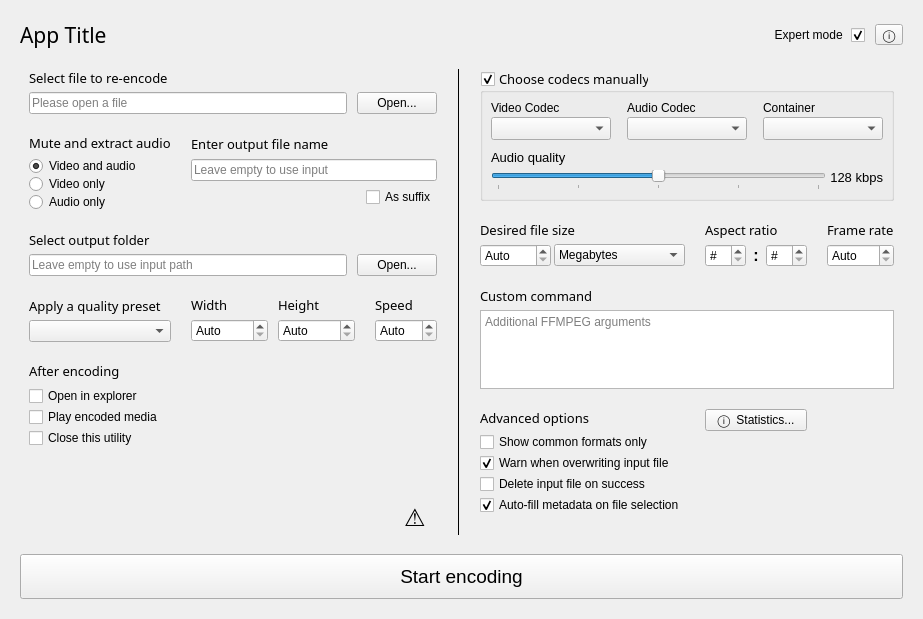
Old version of the form ui/mainwindow.ui in the repository Thurinum/simple-media-encoder.
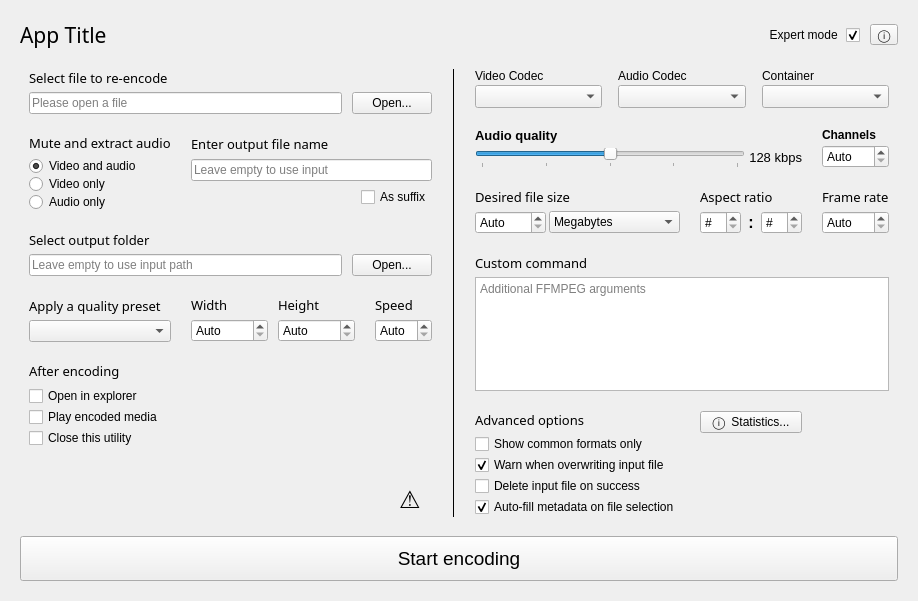
New version of the form.

Commit message: feat: Downmix audio (choose audio channels count)

What changed in the file:
```diff
--- a/ui/mainwindow.ui
+++ b/ui/mainwindow.ui
@@ -6,12 +6,12 @@
    <rect>
     <x>0</x>
     <y>0</y>
-    <width>923</width>
-    <height>619</height>
+    <width>891</width>
+    <height>601</height>
    </rect>
   </property>
   <property name="sizePolicy">
-   <sizepolicy hsizetype="Preferred" vsizetype="Preferred">
+   <sizepolicy hsizetype="Preferred" vsizetype="Minimum">
     <horstretch>0</horstretch>
     <verstretch>0</verstretch>
    </sizepolicy>
@@ -742,6 +742,9 @@
           </size>
          </property>
          <layout class="QGridLayout" name="gridLayout_10">
+          <property name="sizeConstraint">
+           <enum>QLayout::SizeConstraint::SetDefaultConstraint</enum>
+          </property>
           <property name="leftMargin">
            <number>20</number>
           </property>
@@ -757,40 +760,405 @@
           <property name="spacing">
            <number>20</number>
           </property>
-          <item row="0" column="0" rowspan="6">
-           <widget class="Line" name="sectionSeparator">
-            <property name="frameShadow">
-             <enum>QFrame::Shadow::Plain</enum>
+          <item row="2" column="2" colspan="4">
+           <layout class="QGridLayout" name="codecsLayout">
+            <property name="horizontalSpacing">
+             <number>16</number>
             </property>
-            <property name="lineWidth">
-             <number>0</number>
+            <property name="verticalSpacing">
+             <number>2</number>
             </property>
-            <property name="midLineWidth">
-             <number>1</number>
+            <item row="1" column="2">
+             <widget class="QLabel" name="label_13">
+              <property name="font">
+               <font>
+                <family>Segoe UI</family>
+                <pointsize>9</pointsize>
+                <italic>false</italic>
+                <bold>false</bold>
+               </font>
+              </property>
+              <property name="text">
+               <string>Container</string>
+              </property>
+             </widget>
+            </item>
+            <item row="1" column="0">
+             <widget class="QLabel" name="label_8">
+              <property name="font">
+               <font>
+                <family>Segoe UI</family>
+                <pointsize>9</pointsize>
+                <italic>false</italic>
+                <bold>false</bold>
+               </font>
+              </property>
+              <property name="text">
+               <string>Video Codec</string>
+              </property>
+             </widget>
+            </item>
+            <item row="1" column="1">
+             <widget class="QLabel" name="label_12">
+              <property name="font">
+               <font>
+                <family>Segoe UI</family>
+                <pointsize>9</pointsize>
+                <italic>false</italic>
+                <bold>false</bold>
+               </font>
+              </property>
+              <property name="text">
+               <string>Audio Codec</string>
+              </property>
+             </widget>
+            </item>
+            <item row="2" column="0">
+             <widget class="QComboBox" name="videoCodecComboBox">
+              <property name="font">
+               <font>
+                <family>Segoe UI</family>
+                <pointsize>10</pointsize>
+                <bold>false</bold>
+               </font>
+              </property>
+              <property name="whatsThis">
+               <string>&lt;html&gt;&lt;head/&gt;&lt;body&gt;&lt;p&gt;The &lt;span style=&quot; font-weight:700;&quot;&gt;video codec&lt;/span&gt; used. Choosing the right codec has an impact on output quality, compatibility, and compression speed. For example, at equal bitrate, a video encoded in H.265 will have noticeably less artifacts than one encoded with H.264, but it will take longer to encode and may not be supported by every app (Discord as of 2023 does not support H.265). Take note that some codecs may not be available depending on your hardware.&lt;/p&gt;&lt;/body&gt;&lt;/html&gt;</string>
+              </property>
+             </widget>
+            </item>
+            <item row="2" column="1">
+             <widget class="QComboBox" name="audioCodecComboBox">
+              <property name="font">
+               <font>
+                <family>Segoe UI</family>
+                <pointsize>10</pointsize>
+                <bold>false</bold>
+               </font>
+              </property>
+              <property name="whatsThis">
+               <string>&lt;html&gt;&lt;head/&gt;&lt;body&gt;&lt;p&gt;The &lt;span style=&quot; font-weight:700;&quot;&gt;audio codec &lt;/span&gt;used. Choosing the right codec has an impact on output quality, compatibility, and compression speed. For example, at equal bitrate, an audio encoded in OPUS will have noticeably better quality than one encoded with MP3, but it will take slightly longer to encode and may not be supported by legacy apps. Take note that some codecs may not be available depending on your hardware.&lt;/p&gt;&lt;p&gt;&lt;br/&gt;&lt;/p&gt;&lt;/body&gt;&lt;/html&gt;</string>
+              </property>
+             </widget>
+            </item>
+            <item row="2" column="2">
+             <widget class="QComboBox" name="containerComboBox">
+              <property name="font">
+               <font>
+                <family>Segoe UI</family>
+                <pointsize>10</pointsize>
+                <bold>false</bold>
+               </font>
+              </property>
+              <property name="whatsThis">
+               <string>&lt;html&gt;&lt;head/&gt;&lt;body&gt;&lt;p&gt;The &lt;span style=&quot; font-weight:700;&quot;&gt;container &lt;/span&gt;defines the format combining the video and audio codecs.&lt;/p&gt;&lt;p&gt;Take note that not all contains support all codecs or combinations of codecs!&lt;/p&gt;&lt;p&gt;If you're unsure, choose mp4.&lt;/p&gt;&lt;/body&gt;&lt;/html&gt;</string>
+              </property>
+             </widget>
+            </item>
+           </layout>
+          </item>
+          <item row="6" column="4" alignment="Qt::AlignmentFlag::AlignTop">
+           <widget class="QPushButton" name="statisticsButton">
+            <property name="font">
+             <font>
+              <bold>false</bold>
+             </font>
             </property>
-            <property name="orientation">
-             <enum>Qt::Orientation::Vertical</enum>
+            <property name="whatsThis">
+             <string>&lt;html&gt;&lt;head/&gt;&lt;body&gt;&lt;p&gt;Display &lt;span style=&quot; font-weight:700;&quot;&gt;statistics &lt;/span&gt;about the media.&lt;/p&gt;&lt;/body&gt;&lt;/html&gt;</string>
+            </property>
+            <property name="text">
+             <string>ⓘ  Statistics...</string>
             </property>
            </widget>
           </item>
-          <item row="5" column="1">
-           <spacer name="verticalSpacer_3">
-            <property name="orientation">
-             <enum>Qt::Orientation::Vertical</enum>
+          <item row="4" column="4">
+           <layout class="QGridLayout" name="aspectRatioLayout">
+            <property name="horizontalSpacing">
+             <number>7</number>
             </property>
-            <property name="sizeType">
-             <enum>QSizePolicy::Policy::Expanding</enum>
+            <property name="verticalSpacing">
+             <number>5</number>
             </property>
-            <property name="sizeHint" stdset="0">
-             <size>
-              <width>20</width>
-              <height>40</height>
-             </size>
+            <item row="0" column="0" colspan="3">
+             <widget class="QLabel" name="label_20">
+              <property name="font">
+               <font>
+                <family>Segoe UI Semibold</family>
+                <pointsize>10</pointsize>
+                <bold>false</bold>
+               </font>
+              </property>
+              <property name="text">
+               <string>Aspect ratio</string>
+              </property>
+             </widget>
+            </item>
+            <item row="1" column="0">
+             <widget class="QSpinBox" name="aspectRatioSpinBoxH">
+              <property name="whatsThis">
+               <string>&lt;html&gt;&lt;head/&gt;&lt;body&gt;&lt;p&gt;Sets the &lt;span style=&quot; font-weight:700;&quot;&gt;aspect ratio&lt;/span&gt;.&lt;/p&gt;&lt;p&gt;Note that this will override the aspect ratio defined by the &lt;span style=&quot; font-style:italic;&quot;&gt;Width &lt;/span&gt;and &lt;span style=&quot; font-style:italic;&quot;&gt;Height &lt;/span&gt;controls.&lt;/p&gt;&lt;/body&gt;&lt;/html&gt;</string>
+              </property>
+              <property name="specialValueText">
+               <string>#</string>
+              </property>
+              <property name="minimum">
+               <number>0</number>
+              </property>
+              <property name="value">
+               <number>0</number>
+              </property>
+             </widget>
+            </item>
+            <item row="1" column="1">
+             <widget class="QLabel" name="label_21">
+              <property name="font">
+               <font>
+                <family>Segoe UI</family>
+                <pointsize>12</pointsize>
+                <bold>true</bold>
+               </font>
+              </property>
+              <property name="text">
+               <string>:</string>
+              </property>
+              <property name="alignment">
+               <set>Qt::AlignmentFlag::AlignCenter</set>
+              </property>
+             </widget>
+            </item>
+            <item row="1" column="2">
+             <widget class="QSpinBox" name="aspectRatioSpinBoxV">
+              <property name="whatsThis">
+               <string>&lt;html&gt;&lt;head/&gt;&lt;body&gt;&lt;p&gt;Sets the &lt;span style=&quot; font-weight:700;&quot;&gt;aspect ratio&lt;/span&gt;.&lt;/p&gt;&lt;p&gt;Note that this will override the aspect ratio defined by the &lt;span style=&quot; font-style:italic;&quot;&gt;Width &lt;/span&gt;and &lt;span style=&quot; font-style:italic;&quot;&gt;Height &lt;/span&gt;controls.&lt;/p&gt;&lt;/body&gt;&lt;/html&gt;</string>
+              </property>
+              <property name="specialValueText">
+               <string>#</string>
+              </property>
+              <property name="minimum">
+               <number>0</number>
+              </property>
+              <property name="value">
+               <number>0</number>
+              </property>
+             </widget>
+            </item>
+           </layout>
+          </item>
+          <item row="3" column="5">
+           <layout class="QVBoxLayout" name="audioChannelLayout">
+            <property name="spacing">
+             <number>2</number>
             </property>
-           </spacer>
+            <item>
+             <widget class="QLabel" name="label_3">
+              <property name="text">
+               <string>&lt;b&gt;Channels</string>
+              </property>
+             </widget>
+            </item>
+            <item>
+             <widget class="QSpinBox" name="audioChannelCountSpinbox">
+              <property name="sizePolicy">
+               <sizepolicy hsizetype="Minimum" vsizetype="Fixed">
+                <horstretch>0</horstretch>
+                <verstretch>0</verstretch>
+               </sizepolicy>
+              </property>
+              <property name="minimumSize">
+               <size>
+                <width>0</width>
+                <height>0</height>
+               </size>
+              </property>
+              <property name="baseSize">
+               <size>
+                <width>0</width>
+                <height>0</height>
+               </size>
+              </property>
+              <property name="specialValueText">
+               <string>Auto</string>
+              </property>
+              <property name="minimum">
+               <number>0</number>
+              </property>
+              <property name="maximum">
+               <number>999</number>
+              </property>
+              <property name="value">
+               <number>0</number>
+              </property>
+             </widget>
+            </item>
+           </layout>
           </item>
-          <item row="2" column="4">
-           <layout class="QVBoxLayout" name="verticalLayout_7">
+          <item row="3" column="2" colspan="3">
+           <layout class="QGridLayout" name="audioLayout">
+            <property name="sizeConstraint">
+             <enum>QLayout::SizeConstraint::SetDefaultConstraint</enum>
+            </property>
+            <property name="horizontalSpacing">
+             <number>4</number>
+            </property>
+            <property name="verticalSpacing">
+             <number>5</number>
+            </property>
+            <item row="1" column="1">
+             <widget class="QLabel" name="audioQualityDisplayLabel">
+              <property name="sizePolicy">
+               <sizepolicy hsizetype="Preferred" vsizetype="Fixed">
+                <horstretch>0</horstretch>
+                <verstretch>0</verstretch>
+               </sizepolicy>
+              </property>
+              <property name="font">
+               <font>
+                <family>Segoe UI</family>
+                <pointsize>10</pointsize>
+                <bold>false</bold>
+               </font>
+              </property>
+              <property name="text">
+               <string>128 kbps</string>
+              </property>
+              <property name="alignment">
+               <set>Qt::AlignmentFlag::AlignRight|Qt::AlignmentFlag::AlignTop|Qt::AlignmentFlag::AlignTrailing</set>
+              </property>
+             </widget>
+            </item>
+            <item row="0" column="0">
+             <widget class="QLabel" name="label_6">
+              <property name="font">
+               <font>
+                <family>Segoe UI</family>
+                <pointsize>10</pointsize>
+                <bold>false</bold>
+               </font>
+              </property>
+              <property name="text">
+               <string>&lt;b&gt;Audio quality</string>
+              </property>
+             </widget>
+            </item>
+            <item row="1" column="0">
+             <widget class="QSlider" name="audioQualitySlider">
+              <property name="sizePolicy">
+               <sizepolicy hsizetype="Expanding" vsizetype="Fixed">
+                <horstretch>0</horstretch>
+                <verstretch>0</verstretch>
+               </sizepolicy>
+              </property>
+              <property name="whatsThis">
+               <string>&lt;html&gt;&lt;head/&gt;&lt;body&gt;&lt;p&gt;The &lt;span style=&quot; font-weight:700;&quot;&gt;constant audio bitrate&lt;/span&gt; (kbps). In general, 196kbps is considered decent quality, 128kbps passable quality and anything lower brings very noticeably loss.&lt;/p&gt;&lt;/body&gt;&lt;/html&gt;</string>
+              </property>
+              <property name="maximum">
+               <number>100</number>
+              </property>
+              <property name="singleStep">
+               <number>1</number>
+              </property>
+              <property name="value">
+               <number>50</number>
+              </property>
+              <property name="orientation">
+               <enum>Qt::Orientation::Horizontal</enum>
+              </property>
+              <property name="invertedControls">
+               <bool>false</bool>
+              </property>
+              <property name="tickPosition">
+               <enum>QSlider::TickPosition::TicksBelow</enum>
+              </property>
+              <property name="tickInterval">
+               <number>25</number>
+              </property>
+             </widget>
+            </item>
+           </layout>
+          </item>
+          <item row="4" column="2" colspan="2">
+           <layout class="QGridLayout" name="fileSizeLayout">
+            <property name="horizontalSpacing">
+             <number>3</number>
+            </property>
+            <property name="verticalSpacing">
+             <number>5</number>
+            </property>
+            <item row="0" column="0" colspan="2">
+             <widget class="QLabel" name="label_4">
+              <property name="font">
+               <font>
+                <family>Segoe UI Semibold</family>
+                <pointsize>10</pointsize>
+                <bold>false</bold>
+               </font>
+              </property>
+              <property name="text">
+               <string>Desired file size</string>
+              </property>
+             </widget>
+            </item>
+            <item row="1" column="1">
+             <widget class="QComboBox" name="fileSizeUnitComboBox">
+              <property name="sizePolicy">
+               <sizepolicy hsizetype="Minimum" vsizetype="Fixed">
+                <horstretch>0</horstretch>
+                <verstretch>0</verstretch>
+               </sizepolicy>
+              </property>
+              <property name="whatsThis">
+               <string>&lt;html&gt;&lt;head/&gt;&lt;body&gt;&lt;p&gt;Set the &lt;span style=&quot; font-weight:700;&quot;&gt;unit&lt;/span&gt; used for the desired file size.&lt;/p&gt;&lt;/body&gt;&lt;/html&gt;</string>
+              </property>
+              <property name="currentIndex">
+               <number>1</number>
+              </property>
+              <item>
+               <property name="text">
+                <string>Kilobytes</string>
+               </property>
+              </item>
+              <item>
+               <property name="text">
+                <string>Megabytes</string>
+               </property>
+              </item>
+              <item>
+               <property name="text">
+                <string>Gigabytes</string>
+               </property>
+              </item>
+             </widget>
+            </item>
+            <item row="1" column="0">
+             <widget class="QDoubleSpinBox" name="fileSizeSpinBox">
+              <property name="sizePolicy">
+               <sizepolicy hsizetype="Maximum" vsizetype="Fixed">
+                <horstretch>0</horstretch>
+                <verstretch>0</verstretch>
+               </sizepolicy>
+              </property>
+              <property name="whatsThis">
+               <string>&lt;html&gt;&lt;head/&gt;&lt;body&gt;&lt;p&gt;Set the &lt;span style=&quot; font-weight:700;&quot;&gt;desired file size&lt;/span&gt;. Based on this value, the tool will calculate a &lt;span style=&quot; font-weight:700;&quot;&gt;constant video bitrate &lt;/span&gt;(CBR)&lt;span style=&quot; font-weight:700;&quot;/&gt;and take audio into account to achieve the specified file size. However, due to the nature of encoding, it cannot guarantee the specified file size will be always accurate.&lt;/p&gt;&lt;p&gt;If set to &lt;span style=&quot; font-style:italic;&quot;&gt;Auto&lt;/span&gt;, will let ffmpeg decide.&lt;/p&gt;&lt;/body&gt;&lt;/html&gt;</string>
+              </property>
+              <property name="specialValueText">
+               <string>Auto</string>
+              </property>
+              <property name="minimum">
+               <double>0.000000000000000</double>
+              </property>
+              <property name="maximum">
+               <double>9999.000000000000000</double>
+              </property>
+              <property name="value">
+               <double>0.000000000000000</double>
+              </property>
+             </widget>
+            </item>
+           </layout>
+          </item>
+          <item row="4" column="5">
+           <layout class="QVBoxLayout" name="fpsLayout">
             <property name="spacing">
              <number>5</number>
             </property>
@@ -835,8 +1203,8 @@
             </item>
            </layout>
           </item>
-          <item row="3" column="1" colspan="4">
-           <layout class="QVBoxLayout" name="verticalLayout_8">
+          <item row="5" column="2" colspan="4">
+           <layout class="QVBoxLayout" name="customCommandLayout">
             <property name="spacing">
              <number>5</number>
             </property>
@@ -875,11 +1243,14 @@
             </item>
            </layout>
           </item>
-          <item row="4" column="1" colspan="2">
-           <layout class="QVBoxLayout" name="verticalLayout_10">
+          <item row="6" column="2" colspan="2">
+           <layout class="QVBoxLayout" name="optionsLayout">
             <property name="spacing">
              <number>1</number>
             </property>
+            <property name="sizeConstraint">
+             <enum>QLayout::SizeConstraint::SetMaximumSize</enum>
+            </property>
             <item>
              <widget class="QLabel" name="label_15">
               <property name="font">
@@ -964,377 +1335,31 @@
             </item>
            </layout>
           </item>
-          <item row="2" column="3">
-           <layout class="QGridLayout" name="aspectRatioLayout">
-            <property name="horizontalSpacing">
-             <number>7</number>
-            </property>
-            <property name="verticalSpacing">
-             <number>5</number>
-            </property>
-            <item row="0" column="0" colspan="3">
-             <widget class="QLabel" name="label_20">
-              <property name="font">
-               <font>
-                <family>Segoe UI Semibold</family>
-                <pointsize>10</pointsize>
-                <bold>false</bold>
-               </font>
-              </property>
-              <property name="text">
-               <string>Aspect ratio</string>
-              </property>
-             </widget>
-            </item>
-            <item row="1" column="0">
-             <widget class="QSpinBox" name="aspectRatioSpinBoxH">
-              <property name="whatsThis">
-               <string>&lt;html&gt;&lt;head/&gt;&lt;body&gt;&lt;p&gt;Sets the &lt;span style=&quot; font-weight:700;&quot;&gt;aspect ratio&lt;/span&gt;.&lt;/p&gt;&lt;p&gt;Note that this will override the aspect ratio defined by the &lt;span style=&quot; font-style:italic;&quot;&gt;Width &lt;/span&gt;and &lt;span style=&quot; font-style:italic;&quot;&gt;Height &lt;/span&gt;controls.&lt;/p&gt;&lt;/body&gt;&lt;/html&gt;</string>
-              </property>
-              <property name="specialValueText">
-               <string>#</string>
-              </property>
-              <property name="minimum">
-               <number>0</number>
-              </property>
-              <property name="value">
-               <number>0</number>
-              </property>
-             </widget>
-            </item>
-            <item row="1" column="1">
-             <widget class="QLabel" name="label_21">
-              <property name="font">
-               <font>
-                <family>Segoe UI</family>
-                <pointsize>12</pointsize>
-                <bold>true</bold>
-               </font>
-              </property>
-              <property name="text">
-               <string>:</string>
-              </property>
-              <property name="alignment">
-               <set>Qt::AlignmentFlag::AlignCenter</set>
-              </property>
-             </widget>
-            </item>
-            <item row="1" column="2">
-             <widget class="QSpinBox" name="aspectRatioSpinBoxV">
-              <property name="whatsThis">
-               <string>&lt;html&gt;&lt;head/&gt;&lt;body&gt;&lt;p&gt;Sets the &lt;span style=&quot; font-weight:700;&quot;&gt;aspect ratio&lt;/span&gt;.&lt;/p&gt;&lt;p&gt;Note that this will override the aspect ratio defined by the &lt;span style=&quot; font-style:italic;&quot;&gt;Width &lt;/span&gt;and &lt;span style=&quot; font-style:italic;&quot;&gt;Height &lt;/span&gt;controls.&lt;/p&gt;&lt;/body&gt;&lt;/html&gt;</string>
-              </property>
-              <property name="specialValueText">
-               <string>#</string>
-              </property>
-              <property name="minimum">
-               <number>0</number>
-              </property>
-              <property name="value">
-               <number>0</number>
-              </property>
-             </widget>
-            </item>
-           </layout>
-          </item>
-          <item row="2" column="1" colspan="2">
-           <layout class="QGridLayout" name="gridLayout_8">
-            <property name="horizontalSpacing">
-             <number>3</number>
-            </property>
-            <property name="verticalSpacing">
-             <number>5</number>
-            </property>
-            <item row="0" column="0" colspan="2">
-             <widget class="QLabel" name="label_4">
-              <property name="font">
-               <font>
-                <family>Segoe UI Semibold</family>
-                <pointsize>10</pointsize>
-                <bold>false</bold>
-               </font>
-              </property>
-              <property name="text">
-               <string>Desired file size</string>
-              </property>
-             </widget>
-            </item>
-            <item row="1" column="1">
-             <widget class="QComboBox" name="fileSizeUnitComboBox">
-              <property name="sizePolicy">
-               <sizepolicy hsizetype="Minimum" vsizetype="Fixed">
-                <horstretch>0</horstretch>
-                <verstretch>0</verstretch>
-               </sizepolicy>
-              </property>
-              <property name="whatsThis">
-               <string>&lt;html&gt;&lt;head/&gt;&lt;body&gt;&lt;p&gt;Set the &lt;span style=&quot; font-weight:700;&quot;&gt;unit&lt;/span&gt; used for the desired file size.&lt;/p&gt;&lt;/body&gt;&lt;/html&gt;</string>
-              </property>
-              <property name="currentIndex">
-               <number>1</number>
-              </property>
-              <item>
-               <property name="text">
-                <string>Kilobytes</string>
-               </property>
-              </item>
-              <item>
-               <property name="text">
-                <string>Megabytes</string>
-               </property>
-              </item>
-              <item>
-               <property name="text">
-                <string>Gigabytes</string>
-               </property>
-              </item>
-             </widget>
-            </item>
-            <item row="1" column="0">
-             <widget class="QDoubleSpinBox" name="fileSizeSpinBox">
-              <property name="sizePolicy">
-               <sizepolicy hsizetype="Maximum" vsizetype="Fixed">
-                <horstretch>0</horstretch>
-                <verstretch>0</verstretch>
-               </sizepolicy>
-              </property>
-              <property name="whatsThis">
-               <string>&lt;html&gt;&lt;head/&gt;&lt;body&gt;&lt;p&gt;Set the &lt;span style=&quot; font-weight:700;&quot;&gt;desired file size&lt;/span&gt;. Based on this value, the tool will calculate a &lt;span style=&quot; font-weight:700;&quot;&gt;constant video bitrate &lt;/span&gt;(CBR)&lt;span style=&quot; font-weight:700;&quot;/&gt;and take audio into account to achieve the specified file size. However, due to the nature of encoding, it cannot guarantee the specified file size will be always accurate.&lt;/p&gt;&lt;p&gt;If set to &lt;span style=&quot; font-style:italic;&quot;&gt;Auto&lt;/span&gt;, will let ffmpeg decide.&lt;/p&gt;&lt;/body&gt;&lt;/html&gt;</string>
-              </property>
-              <property name="specialValueText">
-               <string>Auto</string>
-              </property>
-              <property name="minimum">
-               <double>0.000000000000000</double>
-              </property>
-              <property name="maximum">
-               <double>9999.000000000000000</double>
-              </property>
-              <property name="value">
-               <double>0.000000000000000</double>
-              </property>
-             </widget>
-            </item>
-           </layout>
-          </item>
-          <item row="0" column="1" rowspan="2" colspan="4">
-           <widget class="QGroupBox" name="codecSelectionGroupBox">
+          <item row="2" column="1" rowspan="5">
+           <widget class="Line" name="sectionSeparator">
             <property name="sizePolicy">
-             <sizepolicy hsizetype="Expanding" vsizetype="Preferred">
+             <sizepolicy hsizetype="Fixed" vsizetype="Expanding">
               <horstretch>0</horstretch>
               <verstretch>0</verstretch>
              </sizepolicy>
             </property>
-            <property name="font">
-             <font>
-              <family>Segoe UI Semibold</family>
-              <pointsize>10</pointsize>
-              <bold>false</bold>
-             </font>
+            <property name="minimumSize">
+             <size>
+              <width>0</width>
+              <height>0</height>
+             </size>
             </property>
-            <property name="title">
-             <string>Choose codecs manually</string>
+            <property name="frameShadow">
+             <enum>QFrame::Shadow::Plain</enum>
             </property>
-            <property name="checkable">
-             <bool>true</bool>
+            <property name="lineWidth">
+             <number>0</number>
             </property>
-            <layout class="QVBoxLayout" name="verticalLayout_11">
-             <property name="spacing">
-              <number>10</number>
-             </property>
-             <property name="leftMargin">
-              <number>8</number>
-             </property>
-             <property name="topMargin">
-              <number>8</number>
-             </property>
-             <property name="rightMargin">
-              <number>8</number>
-             </property>
-             <property name="bottomMargin">
-              <number>8</number>
-             </property>
-             <item>
-              <layout class="QGridLayout" name="gridLayout_7">
-               <property name="horizontalSpacing">
-                <number>16</number>
-               </property>
-               <property name="verticalSpacing">
-                <number>2</number>
-               </property>
-               <item row="1" column="2">
-                <widget class="QLabel" name="label_13">
-                 <property name="font">
-                  <font>
-                   <family>Segoe UI</family>
-                   <pointsize>9</pointsize>
-                   <italic>false</italic>
-                   <bold>false</bold>
-                  </font>
-                 </property>
-                 <property name="text">
-                  <string>Container</string>
-                 </property>
-                </widget>
-               </item>
-               <item row="1" column="1">
-                <widget class="QLabel" name="label_12">
-                 <property name="font">
-                  <font>
-                   <family>Segoe UI</family>
-                   <pointsize>9</pointsize>
-                   <italic>false</italic>
-                   <bold>false</bold>
-                  </font>
-                 </property>
-                 <property name="text">
-                  <string>Audio Codec</string>
-                 </property>
-                </widget>
-               </item>
-               <item row="2" column="1">
-                <widget class="QComboBox" name="audioCodecComboBox">
-                 <property name="font">
-                  <font>
-                   <family>Segoe UI</family>
-                   <pointsize>10</pointsize>
-                   <bold>false</bold>
-                  </font>
-                 </property>
-                 <property name="whatsThis">
-                  <string>&lt;html&gt;&lt;head/&gt;&lt;body&gt;&lt;p&gt;The &lt;span style=&quot; font-weight:700;&quot;&gt;audio codec &lt;/span&gt;used. Choosing the right codec has an impact on output quality, compatibility, and compression speed. For example, at equal bitrate, an audio encoded in OPUS will have noticeably better quality than one encoded with MP3, but it will take slightly longer to encode and may not be supported by legacy apps. Take note that some codecs may not be available depending on your hardware.&lt;/p&gt;&lt;p&gt;&lt;br/&gt;&lt;/p&gt;&lt;/body&gt;&lt;/html&gt;</string>
-                 </property>
-                </widget>
-               </item>
-               <item row="1" column="0">
-                <widget class="QLabel" name="label_8">
-                 <property name="font">
-                  <font>
-                   <family>Segoe UI</family>
-                   <pointsize>9</pointsize>
-                   <italic>false</italic>
-                   <bold>false</bold>
-                  </font>
-                 </property>
-                 <property name="text">
-                  <string>Video Codec</string>
-                 </property>
-                </widget>
-               </item>
-               <item row="2" column="0">
-                <widget class="QComboBox" name="videoCodecComboBox">
-                 <property name="font">
-                  <font>
-                   <family>Segoe UI</family>
-                   <pointsize>10</pointsize>
-                   <bold>false</bold>
-                  </font>
-                 </property>
-                 <property name="whatsThis">
-                  <string>&lt;html&gt;&lt;head/&gt;&lt;body&gt;&lt;p&gt;The &lt;span style=&quot; font-weight:700;&quot;&gt;video codec&lt;/span&gt; used. Choosing the right codec has an impact on output quality, compatibility, and compression speed. For example, at equal bitrate, a video encoded in H.265 will have noticeably less artifacts than one encoded with H.264, but it will take longer to encode and may not be supported by every app (Discord as of 2023 does not support H.265). Take note that some codecs may not be available depending on your hardware.&lt;/p&gt;&lt;/body&gt;&lt;/html&gt;</string>
-                 </property>
-                </widget>
-               </item>
-               <item row="2" column="2">
-                <widget class="QComboBox" name="containerComboBox">
-                 <property name="font">
-                  <font>
-                   <family>Segoe UI</family>
-                   <pointsize>10</pointsize>
-                   <bold>false</bold>
-                  </font>
-                 </property>
-                 <property name="whatsThis">
-                  <string>&lt;html&gt;&lt;head/&gt;&lt;body&gt;&lt;p&gt;The &lt;span style=&quot; font-weight:700;&quot;&gt;container &lt;/span&gt;defines the format combining the video and audio codecs.&lt;/p&gt;&lt;p&gt;Take note that not all contains support all codecs or combinations of codecs!&lt;/p&gt;&lt;p&gt;If you're unsure, choose mp4.&lt;/p&gt;&lt;/body&gt;&lt;/html&gt;</string>
-                 </property>
-                </widget>
-               </item>
-              </layout>
-             </item>
-             <item>
-              <layout class="QGridLayout" name="gridLayout_4">
-               <property name="horizontalSpacing">
-                <number>4</number>
-               </property>
-               <property name="verticalSpacing">
-                <number>5</number>
-               </property>
-               <item row="0" column="0">
-                <widget class="QLabel" name="label_6">
-                 <property name="font">
-                  <font>
-                   <family>Segoe UI</family>
-                   <pointsize>10</pointsize>
-                   <bold>false</bold>
-                  </font>
-                 </property>
-                 <property name="text">
-                  <string>Audio quality</string>
-                 </property>
-                </widget>
-               </item>
-               <item row="1" column="0">
-                <widget class="QSlider" name="audioQualitySlider">
-                 <property name="whatsThis">
-                  <string>&lt;html&gt;&lt;head/&gt;&lt;body&gt;&lt;p&gt;The &lt;span style=&quot; font-weight:700;&quot;&gt;constant audio bitrate&lt;/span&gt; (kbps). In general, 196kbps is considered decent quality, 128kbps passable quality and anything lower brings very noticeably loss.&lt;/p&gt;&lt;/body&gt;&lt;/html&gt;</string>
-                 </property>
-                 <property name="maximum">
-                  <number>100</number>
-                 </property>
-                 <property name="singleStep">
-                  <number>1</number>
-                 </property>
-                 <property name="value">
-                  <number>50</number>
-                 </property>
-                 <property name="orientation">
-                  <enum>Qt::Orientation::Horizontal</enum>
-                 </property>
-                 <property name="invertedControls">
-                  <bool>false</bool>
-                 </property>
-                 <property name="tickPosition">
-                  <enum>QSlider::TickPosition::TicksBelow</enum>
-                 </property>
-                 <property name="tickInterval">
-                  <number>25</number>
-                 </property>
-                </widget>
-               </item>
-               <item row="1" column="1">
-                <widget class="QLabel" name="audioQualityDisplayLabel">
-                 <property name="font">
-                  <font>
-                   <family>Segoe UI</family>
-                   <pointsize>10</pointsize>
-                   <bold>false</bold>
-                  </font>
-                 </property>
-                 <property name="text">
-                  <string>128 kbps</string>
-                 </property>
-                 <property name="alignment">
-                  <set>Qt::AlignmentFlag::AlignRight|Qt::AlignmentFlag::AlignTop|Qt::AlignmentFlag::AlignTrailing</set>
-                 </property>
-                </widget>
-               </item>
-              </layout>
-             </item>
-            </layout>
-           </widget>
-          </item>
-          <item row="4" column="3" alignment="Qt::AlignmentFlag::AlignTop">
-           <widget class="QPushButton" name="statisticsButton">
-            <property name="font">
-             <font>
-              <bold>false</bold>
-             </font>
+            <property name="midLineWidth">
+             <number>1</number>
             </property>
-            <property name="whatsThis">
-             <string>&lt;html&gt;&lt;head/&gt;&lt;body&gt;&lt;p&gt;Display &lt;span style=&quot; font-weight:700;&quot;&gt;statistics &lt;/span&gt;about the media.&lt;/p&gt;&lt;/body&gt;&lt;/html&gt;</string>
-            </property>
-            <property name="text">
-             <string>ⓘ  Statistics...</string>
+            <property name="orientation">
+             <enum>Qt::Orientation::Vertical</enum>
             </property>
            </widget>
           </item>
```
Left out of the diff: 509 changed lines with no effect on the pictures. The commit also changes 7 other files.
